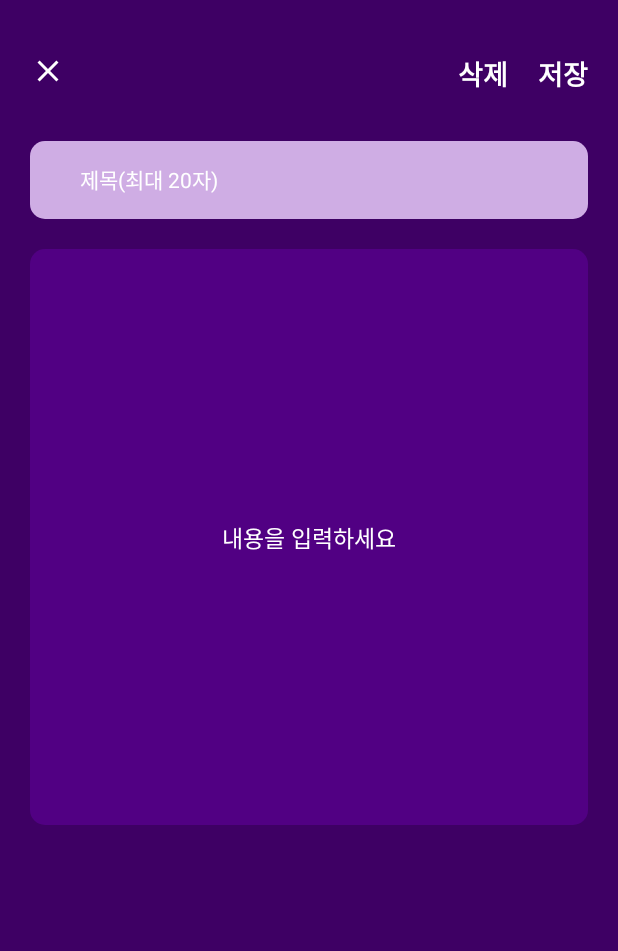
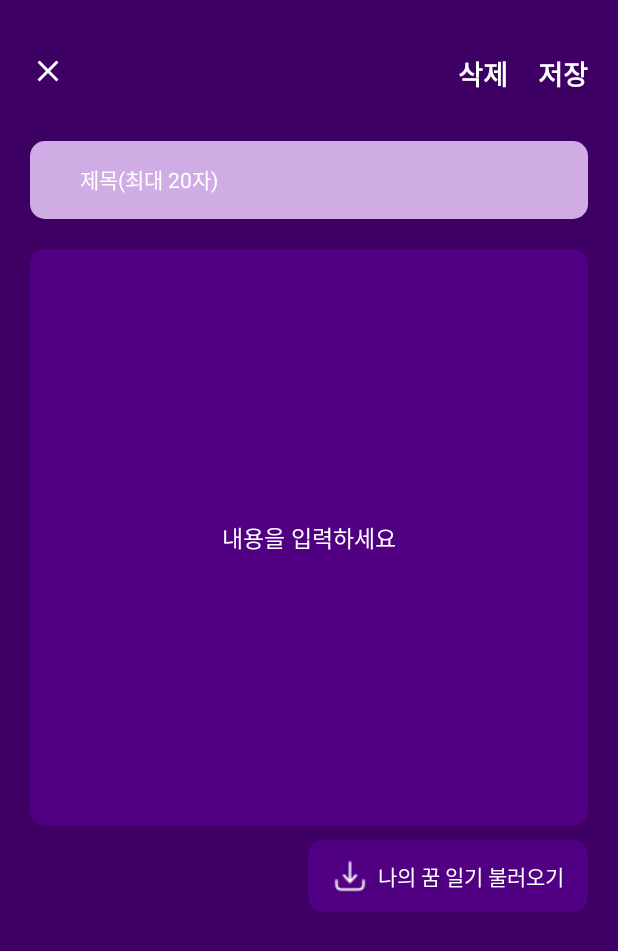
Before and after one commit to Hackathon0704/Android, an Android app: the layout activity_dreaminterpretation_content.xml on its own in the app's theme, with its tools: preview values and no code run, on a phone screen of 412 x 824 dp. Shown: the top 951 px of the screen. Run offline under Robolectric (Android 15) with nearby library versions, the phone set to English and light mode, and no system bars.

Commit message:
FEAT: 꿈해몽 글 작성에 불러오기 버튼추가

```diff
--- /dev/null
+++ b/app/src/main/res/drawable/button_storage.xml
@@ -0,0 +1,9 @@
+<?xml version="1.0" encoding="utf-8"?>
+<shape xmlns:android="http://schemas.android.com/apk/res/android"
+    android:shape="rectangle">
+
+    <corners android:radius="10dp" />
+    <solid
+        android:color="@color/edittext_purple"/>
+
+</shape>
--- a/app/src/main/res/layout/activity_dreaminterpretation_content.xml
+++ b/app/src/main/res/layout/activity_dreaminterpretation_content.xml
@@ -74,6 +74,19 @@
 
         />
 
+    <Button
+        android:layout_width="wrap_content"
+        android:layout_height="wrap_content"
+        android:background="@drawable/button_storage"
+        app:layout_constraintEnd_toEndOf="@id/dreamdiary_insert_content_et"
+        app:layout_constraintTop_toBottomOf="@id/dreamdiary_insert_content_et"
+        android:layout_marginTop="10dp"
+        android:text="  나의 꿈 일기 불러오기"
+        android:textColor="@color/white"
+        android:drawableLeft="@drawable/storage"
+        android:paddingStart="16dp"
+        android:paddingEnd="16dp"
+        />
 
 
 </androidx.constraintlayout.widget.ConstraintLayout>
```
Also changed, not shown: app/src/main/res/drawable/storage.png (added).
